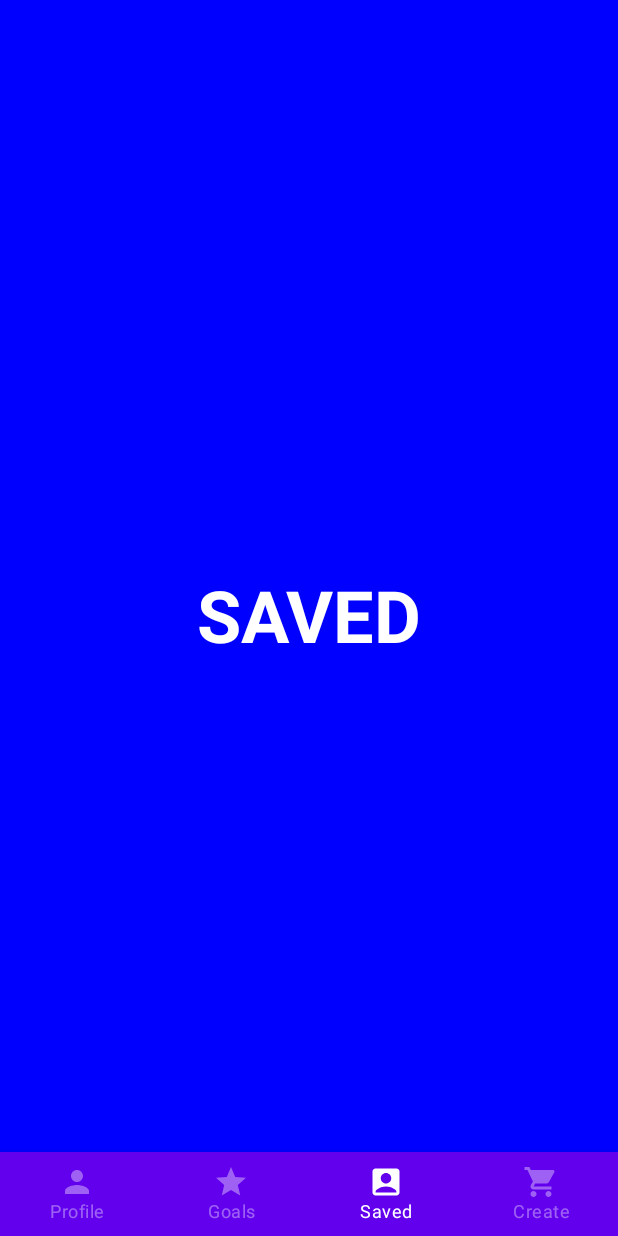
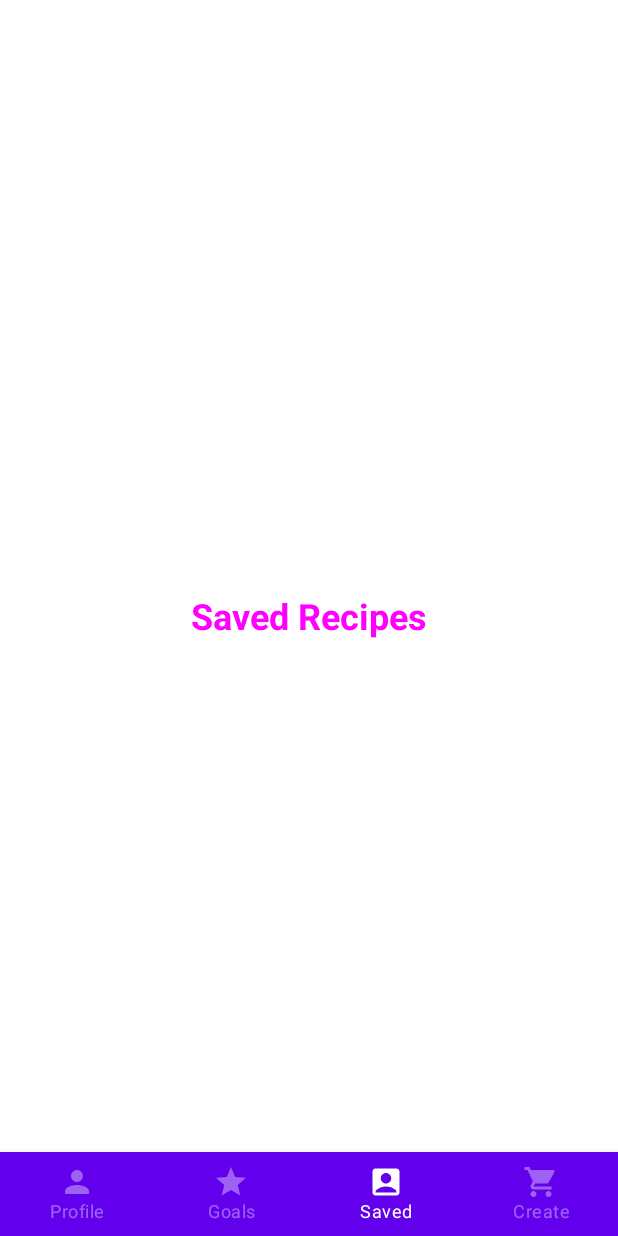
Before and after one commit to aishvelu/Toasty, an Android app built with Jetpack Compose: the SavedScreen screen opened through its navigation route, on a phone screen of 412 x 824 dp. Run offline under Robolectric (Android 15) with nearby library versions, the phone set to English and light mode, and no system bars; our stand-ins replace Firebase (no records; nobody signed in at launch, a user with empty details on screens opened directly).

Commit message:
Main components for Room database

```diff
--- a/app/build.gradle
+++ b/app/build.gradle
@@ -81,4 +81,8 @@ dependencies {
     implementation "io.grpc:grpc-okhttp:1.32.2"
     //Material Design
     implementation "androidx.compose.material:material-icons-extended:$compose_version"
+    // Room
+    implementation 'android.arch.persistence.room:runtime:1.1.1'
+    annotationProcessor 'android.arch.persistence.room:compiler:1.1.1'
+
 }
--- a/app/src/main/java/com/example/mealapp/screens/Recipe.kt
+++ b/app/src/main/java/com/example/mealapp/screens/Recipe.kt
@@ -1,5 +1,8 @@
 package com.example.mealapp.screens
 
+import android.arch.persistence.room.Entity
+
+@Entity(tableName = "recipe")
 data class Recipe(
     val title: String = "",
     val ingredients: String = "",
--- a/app/src/main/java/com/example/mealapp/screens/Saved.kt
+++ b/app/src/main/java/com/example/mealapp/screens/Saved.kt
@@ -3,6 +3,7 @@ package com.example.mealapp.screens
 import androidx.compose.foundation.background
 import androidx.compose.foundation.layout.Box
 import androidx.compose.foundation.layout.fillMaxSize
+import androidx.compose.foundation.layout.padding
 import androidx.compose.material.MaterialTheme
 import androidx.compose.material.Text
 import androidx.compose.runtime.Composable
@@ -11,6 +12,8 @@ import androidx.compose.ui.Modifier
 import androidx.compose.ui.graphics.Color
 import androidx.compose.ui.text.font.FontWeight
 import androidx.compose.ui.tooling.preview.Preview
+import androidx.compose.ui.unit.dp
+import androidx.compose.ui.unit.sp
 import okhttp3.OkHttpClient
 import okhttp3.Request
 import okio.IOException
@@ -21,14 +24,15 @@ fun SavedScreen() {
     Box(
         modifier = Modifier
             .fillMaxSize()
-            .background(Color.Blue),
+            .background(Color.White),
         contentAlignment = Alignment.Center
     ) {
         Text(
-            text = "SAVED",
-            fontSize = MaterialTheme.typography.h3.fontSize,
+            text = "Saved Recipes",
+            modifier = Modifier.padding(16.dp),
+            fontSize = 24.sp,
             fontWeight = FontWeight.Bold,
-            color = Color.White
+            color = Color.Magenta
         )
     }
 }
```
Also changed, not shown: app/src/main/java/com/example/mealapp/screens/RecipeDao.kt (added, +13 -0 lines), app/src/main/java/com/example/mealapp/screens/RecipeRoomDatabase.kt (added, +30 -0 lines).
